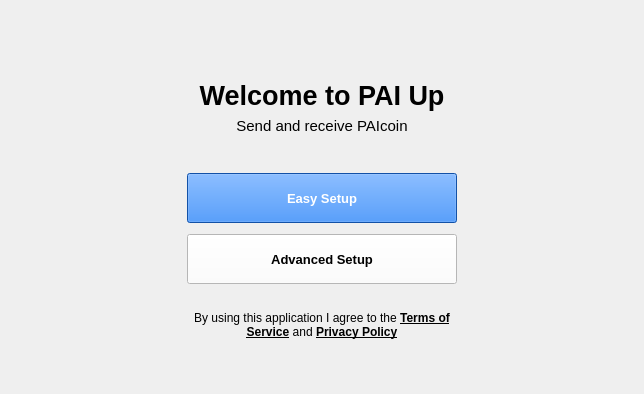
This is src/qt/forms/welcomepage.ui in projectpai/paicoin as Qt 5 draws it before an edit. The edited form follows.
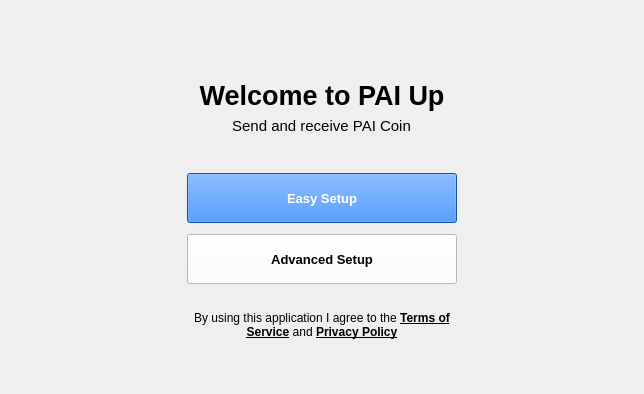
This is the edited form. Icons and pictures are not drawn.

Commit message: Updated PAI Coin naming.

The edit to the form file:
```diff
--- a/src/qt/forms/welcomepage.ui
+++ b/src/qt/forms/welcomepage.ui
@@ -119,7 +119,7 @@
         </font>
        </property>
        <property name="text">
-        <string>Send and receive PAIcoin</string>
+        <string>Send and receive PAI Coin</string>
        </property>
        <property name="alignment">
         <set>Qt::AlignHCenter|Qt::AlignTop</set>
```
The commit also changes 21 other files.
